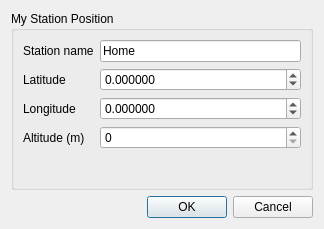
Qt form sdrgui/gui/myposdialog.ui (f4exb/sdrangel) before a commit.
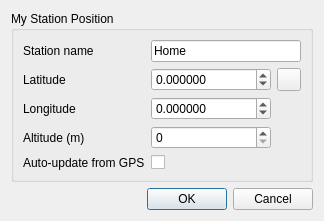
The same form after that commit. Icons and pictures are not drawn.

Commit message: Allow sampling devices to be refreshed while SDRangel is running. (Possibly need to add a mutex for MainCore::getPluginManager, so only can be used by one thread) Add option to automatically update My Position based on GPS. This is started in MainCore, so we get position as soon as possible. Don't set QFileDialog::DontUseNativeDialog on Android, as Qt's file dialog can't access user storage. Set globally for Linux/Windows, rather than for each dialog.

```diff
--- a/sdrgui/gui/myposdialog.ui
+++ b/sdrgui/gui/myposdialog.ui
@@ -7,7 +7,7 @@
     <x>0</x>
     <y>0</y>
     <width>324</width>
-    <height>229</height>
+    <height>201</height>
    </rect>
   </property>
   <property name="font">
@@ -19,28 +19,88 @@
   <property name="windowTitle">
    <string>My Position</string>
   </property>
-  <layout class="QVBoxLayout" name="verticalLayout">
-   <item>
+  <layout class="QGridLayout" name="gridLayout">
+   <item row="1" column="0">
+    <widget class="QDialogButtonBox" name="buttonBox">
+     <property name="orientation">
+      <enum>Qt::Horizontal</enum>
+     </property>
+     <property name="standardButtons">
+      <set>QDialogButtonBox::Cancel|QDialogButtonBox::Ok</set>
+     </property>
+    </widget>
+   </item>
+   <item row="0" column="0">
     <widget class="QGroupBox" name="groupBox">
      <property name="title">
       <string>My Station Position</string>
      </property>
-     <layout class="QFormLayout" name="formLayout">
-      <item row="2" column="0">
+     <layout class="QGridLayout" name="gridLayout_2">
+      <item row="1" column="1">
+       <widget class="QDoubleSpinBox" name="latitudeSpinBox">
+        <property name="toolTip">
+         <string>Latitude in decimal degrees</string>
+        </property>
+        <property name="decimals">
+         <number>6</number>
+        </property>
+        <property name="minimum">
+         <double>-90.000000000000000</double>
+        </property>
+        <property name="maximum">
+         <double>90.000000000000000</double>
+        </property>
+       </widget>
+      </item>
+      <item row="1" column="0">
        <widget class="QLabel" name="latitudeLabel">
         <property name="text">
          <string>Latitude</string>
         </property>
        </widget>
       </item>
+      <item row="0" column="1" colspan="2">
+       <widget class="QLineEdit" name="name">
+        <property name="toolTip">
+         <string>Enter the name of your station</string>
+        </property>
+        <property name="text">
+         <string>Home</string>
+        </property>
+       </widget>
+      </item>
       <item row="3" column="0">
+       <widget class="QLabel" name="altitudeLabel">
+        <property name="text">
+         <string>Altitude (m)</string>
+        </property>
+       </widget>
+      </item>
+      <item row="2" column="0">
        <widget class="QLabel" name="longitudeLabel">
         <property name="text">
          <string>Longitude</string>
         </property>
        </widget>
       </item>
-      <item row="3" column="1">
+      <item row="0" column="0">
+       <widget class="QLabel" name="nameLabel">
+        <property name="text">
+         <string>Station name</string>
+        </property>
+       </widget>
+      </item>
+      <item row="4" column="1">
+       <widget class="QCheckBox" name="autoUpdatePosition">
+        <property name="toolTip">
+         <string>Automatically update position using GPS (when available)</string>
+        </property>
+        <property name="text">
+         <string/>
+        </property>
+       </widget>
+      </item>
+      <item row="2" column="1">
        <widget class="QDoubleSpinBox" name="longitudeSpinBox">
         <property name="toolTip">
          <string>Longitude in decimal degrees</string>
@@ -56,23 +116,28 @@
         </property>
        </widget>
       </item>
-      <item row="2" column="1">
-       <widget class="QDoubleSpinBox" name="latitudeSpinBox">
+      <item row="4" column="0">
+       <widget class="QLabel" name="autoUpdatePositionLabel">
+        <property name="text">
+         <string>Auto-update from GPS</string>
+        </property>
+       </widget>
+      </item>
+      <item row="1" column="2">
+       <widget class="QToolButton" name="gps">
         <property name="toolTip">
          <string>Latitude in decimal degrees</string>
         </property>
-        <property name="decimals">
-         <number>6</number>
+        <property name="text">
+         <string/>
         </property>
-        <property name="minimum">
-         <double>-90.000000000000000</double>
-        </property>
-        <property name="maximum">
-         <double>90.000000000000000</double>
+        <property name="icon">
+         <iconset resource="../resources/res.qrc">
+          <normaloff>:/gps.png</normaloff>:/gps.png</iconset>
         </property>
        </widget>
       </item>
-      <item row="4" column="1">
+      <item row="3" column="1">
        <widget class="QSpinBox" name="altitudeSpinBox">
         <property name="toolTip">
          <string>Altitude in metres</string>
@@ -82,43 +147,9 @@
         </property>
        </widget>
       </item>
-      <item row="4" column="0">
-       <widget class="QLabel" name="altitudeLabel">
-        <property name="text">
-         <string>Altitude (m)</string>
-        </property>
-       </widget>
-      </item>
-      <item row="0" column="1">
-       <widget class="QLineEdit" name="name">
-        <property name="toolTip">
-         <string>Enter the name of your station</string>
-        </property>
-        <property name="text">
-         <string>Home</string>
-        </property>
-       </widget>
-      </item>
-      <item row="0" column="0">
-       <widget class="QLabel" name="nameLabel">
-        <property name="text">
-         <string>Station name</string>
-        </property>
-       </widget>
-      </item>
      </layout>
     </widget>
    </item>
-   <item>
-    <widget class="QDialogButtonBox" name="buttonBox">
-     <property name="orientation">
-      <enum>Qt::Horizontal</enum>
-     </property>
-     <property name="standardButtons">
-      <set>QDialogButtonBox::Cancel|QDialogButtonBox::Ok</set>
-     </property>
-    </widget>
-   </item>
   </layout>
  </widget>
  <tabstops>
```
Left out of the diff: 6 changed lines with no effect on the pictures. The commit also changes 32 other files.
